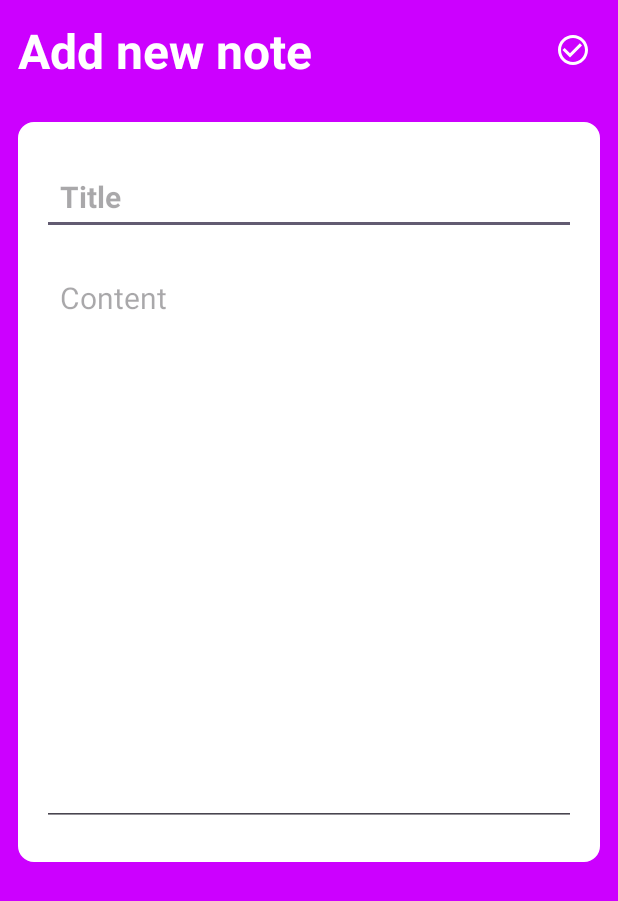
After one commit to AzyzHm/Secret-Notes, an Android app: the NoteInfoActivity screen opened directly, with no data from a screen before it, on a phone screen of 412 x 824 dp. The commit adds this screen. Shown: the top 901 px of the screen. Run offline under Robolectric (Android 15) with nearby library versions, the phone set to English and light mode, and no system bars.

Commit message:
MainActivity part 1
->added some vector icons
->done the 'add note' part

```diff
--- a/app/src/main/AndroidManifest.xml
+++ b/app/src/main/AndroidManifest.xml
@@ -12,6 +12,9 @@
         android:supportsRtl="true"
         android:theme="@style/Theme.SecretNotes"
         tools:targetApi="31">
+        <activity
+            android:name=".NoteInfoActivity"
+            android:exported="false" />
         <activity
             android:name=".LoginActivity"
             android:exported="false" />
--- a/app/src/main/java/com/example/secretnotes/MainActivity.java
+++ b/app/src/main/java/com/example/secretnotes/MainActivity.java
@@ -1,5 +1,6 @@
 package com.example.secretnotes;
 
+import android.content.Intent;
 import android.os.Bundle;
 
 import androidx.activity.EdgeToEdge;
@@ -7,8 +8,11 @@ import androidx.appcompat.app.AppCompatActivity;
 import androidx.core.graphics.Insets;
 import androidx.core.view.ViewCompat;
 import androidx.core.view.WindowInsetsCompat;
+import com.google.android.material.floatingactionbutton.FloatingActionButton;
 
 public class MainActivity extends AppCompatActivity {
+
+    FloatingActionButton addNoteButton;
 
     @Override
     protected void onCreate(Bundle savedInstanceState) {
@@ -20,5 +24,7 @@ public class MainActivity extends AppCompatActivity {
             v.setPadding(systemBars.left, systemBars.top, systemBars.right, systemBars.bottom);
             return insets;
         });
+        addNoteButton = findViewById(R.id.add_note);
+        addNoteButton.setOnClickListener((v) -> startActivity(new Intent(MainActivity.this, NoteInfoActivity.class)));
     }
 }
--- /dev/null
+++ b/app/src/main/java/com/example/secretnotes/NoteInfoActivity.java
@@ -0,0 +1,43 @@
+package com.example.secretnotes;
+
+import android.os.Bundle;
+import android.provider.ContactsContract;
+import android.widget.EditText;
+import android.widget.ImageButton;
+
+import androidx.activity.EdgeToEdge;
+import androidx.appcompat.app.AppCompatActivity;
+import androidx.core.graphics.Insets;
+import androidx.core.view.ViewCompat;
+import androidx.core.view.WindowInsetsCompat;
+
+public class NoteInfoActivity extends AppCompatActivity {
+
+    EditText noteTitle,content;
+    ImageButton saveButton;
+    @Override
+    protected void onCreate(Bundle savedInstanceState) {
+        super.onCreate(savedInstanceState);
+        EdgeToEdge.enable(this);
+        setContentView(R.layout.activity_note_info);
+        ViewCompat.setOnApplyWindowInsetsListener(findViewById(R.id.main), (v, insets) -> {
+            Insets systemBars = insets.getInsets(WindowInsetsCompat.Type.systemBars());
+            v.setPadding(systemBars.left, systemBars.top, systemBars.right, systemBars.bottom);
+            return insets;
+        });
+        noteTitle = findViewById(R.id.note_title_text);
+        content = findViewById(R.id.note_content_text);
+        saveButton = findViewById(R.id.save_note);
+
+        saveButton.setOnClickListener(v -> saveNote());
+    }
+    void saveNote(){
+        String title = noteTitle.getText().toString();
+        String content = this.content.getText().toString();
+        if(title.isEmpty() || content.isEmpty()){
+            noteTitle.setError("Title is required");
+            return;
+        }
+
+    }
+}
--- /dev/null
+++ b/app/src/main/res/drawable/baseline_check_circle_outline_24.xml
@@ -0,0 +1,5 @@
+<vector xmlns:android="http://schemas.android.com/apk/res/android" android:height="24dp" android:tint="#000000" android:viewportHeight="24" android:viewportWidth="24" android:width="24dp">
+
+    <path android:fillColor="@android:color/white" android:pathData="M16.59,7.58L10,14.17l-3.59,-3.58L5,12l5,5 8,-8zM12,2C6.48,2 2,6.48 2,12s4.48,10 10,10 10,-4.48 10,-10S17.52,2 12,2zM12,20c-4.42,0 -8,-3.58 -8,-8s3.58,-8 8,-8 8,3.58 8,8 -3.58,8 -8,8z"/>
+
+</vector>
--- /dev/null
+++ b/app/src/main/res/drawable/baseline_note_add_24.xml
@@ -0,0 +1,5 @@
+<vector xmlns:android="http://schemas.android.com/apk/res/android" android:autoMirrored="true" android:height="24dp" android:tint="#000000" android:viewportHeight="24" android:viewportWidth="24" android:width="24dp">
+
+    <path android:fillColor="@android:color/white" android:pathData="M14,2L6,2c-1.1,0 -1.99,0.9 -1.99,2L4,20c0,1.1 0.89,2 1.99,2L18,22c1.1,0 2,-0.9 2,-2L20,8l-6,-6zM16,16h-3v3h-2v-3L8,16v-2h3v-3h2v3h3v2zM13,9L13,3.5L18.5,9L13,9z"/>
+
+</vector>
--- a/app/src/main/res/layout/activity_main.xml
+++ b/app/src/main/res/layout/activity_main.xml
@@ -1,19 +1,25 @@
 <?xml version="1.0" encoding="utf-8"?>
-<androidx.constraintlayout.widget.ConstraintLayout xmlns:android="http://schemas.android.com/apk/res/android"
+<RelativeLayout xmlns:android="http://schemas.android.com/apk/res/android"
     xmlns:app="http://schemas.android.com/apk/res-auto"
     xmlns:tools="http://schemas.android.com/tools"
     android:id="@+id/main"
     android:layout_width="match_parent"
     android:layout_height="match_parent"
+    android:background="@color/primary"
+    android:padding="16dp"
     tools:context=".MainActivity">
 
-    <TextView
+    <com.google.android.material.floatingactionbutton.FloatingActionButton
         android:layout_width="wrap_content"
         android:layout_height="wrap_content"
-        android:text="Hello World!"
-        app:layout_constraintBottom_toBottomOf="parent"
-        app:layout_constraintEnd_toEndOf="parent"
-        app:layout_constraintStart_toStartOf="parent"
-        app:layout_constraintTop_toTopOf="parent" />
+        android:id="@+id/add_note"
+        android:backgroundTint="@color/white"
+        android:layout_alignParentBottom="true"
+        android:layout_alignParentEnd="true"
+        android:layout_marginBottom="16dp"
+        android:layout_marginEnd="16dp"
 
-</androidx.constraintlayout.widget.ConstraintLayout>
+        android:src="@drawable/baseline_note_add_24"
+        />
+
+</RelativeLayout>
--- /dev/null
+++ b/app/src/main/res/layout/activity_note_info.xml
@@ -0,0 +1,78 @@
+<?xml version="1.0" encoding="utf-8"?>
+<RelativeLayout xmlns:android="http://schemas.android.com/apk/res/android"
+    xmlns:app="http://schemas.android.com/apk/res-auto"
+    xmlns:tools="http://schemas.android.com/tools"
+    android:id="@+id/main"
+    android:layout_width="match_parent"
+    android:layout_height="match_parent"
+    android:background="@color/primary"
+    android:padding="16dp"
+    tools:context=".NoteInfoActivity">
+
+    <RelativeLayout
+        android:layout_width="match_parent"
+        android:layout_height="wrap_content"
+        android:layout_marginTop="12dp"
+        android:layout_marginLeft="12dp"
+        android:layout_marginRight="12dp"
+        android:id="@+id/title_bar_layout">
+
+        <TextView
+            android:id="@+id/title"
+            android:layout_width="wrap_content"
+            android:layout_height="wrap_content"
+            android:text="@string/add_note"
+            android:textSize="32sp"
+            android:textColor="@color/white"
+            android:textStyle="bold"
+            />
+        <ImageButton
+            android:layout_width="36dp"
+            android:layout_height="36dp"
+            android:id="@+id/save_note"
+            android:layout_alignParentEnd="true"
+            android:layout_centerVertical="true"
+            android:src="@drawable/baseline_check_circle_outline_24"
+            android:background="?attr/selectableItemBackgroundBorderless"
+            app:tint="@color/white"
+            />
+    </RelativeLayout>
+    <LinearLayout
+        android:layout_width="match_parent"
+        android:layout_height="wrap_content"
+        android:layout_below="@+id/title_bar_layout"
+        android:orientation="vertical"
+        android:padding="16dp"
+        android:layout_marginVertical="26dp"
+        android:layout_marginLeft="12dp"
+        android:layout_marginRight="12dp"
+        android:backgroundTint="@color/white"
+        android:background="@drawable/rounded_corner" >
+
+        <EditText
+            android:id="@+id/note_title_text"
+            android:layout_width="match_parent"
+            android:layout_height="wrap_content"
+            android:hint="@string/Title"
+            android:textSize="20sp"
+            android:textStyle="bold"
+            android:padding="12dp"
+            android:layout_marginVertical="8dp"
+            android:textColor="@color/black"
+            />
+        <EditText
+            android:id="@+id/note_content_text"
+            android:layout_width="match_parent"
+            android:layout_height="wrap_content"
+            android:hint="@string/Content"
+            android:textSize="20sp"
+            android:minLines="15"
+            android:gravity="top"
+            android:padding="12dp"
+            android:layout_marginVertical="8dp"
+            android:textColor="@color/black"
+            />
+
+    </LinearLayout>
+
+</RelativeLayout>
--- a/app/src/main/res/values/strings.xml
+++ b/app/src/main/res/values/strings.xml
@@ -14,4 +14,7 @@
     <string name="no_account">Don\'t have an account?</string>
     <string name="signup_here">Sign up here</string>
     <string name="login_here">Login here</string>
+    <string name="add_note">Add new note</string>
+    <string name="Title">Title</string>
+    <string name="Content">Content</string>
 </resources>
```
